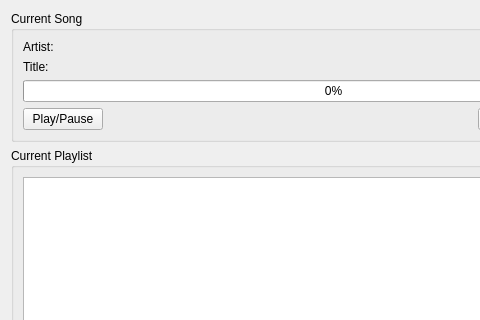
First picture: the form in src/plugins/music-phonon/currentlyplaying.ui, repository rvanderbijl/ology, before the edit; both pictures show x 0 to 480 and y 0 to 320 of the 667 by 483 pixel window.
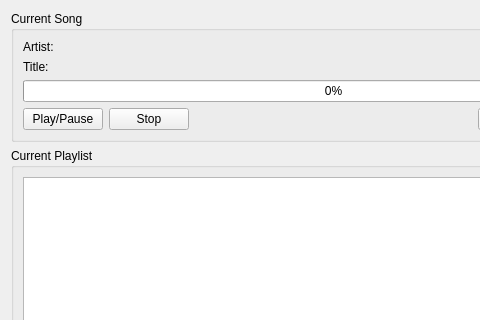
Second picture: the form after the edit.

What changed in the file:
```diff
--- a/src/plugins/music-phonon/currentlyplaying.ui
+++ b/src/plugins/music-phonon/currentlyplaying.ui
@@ -62,6 +62,13 @@
           </property>
          </widget>
         </item>
+        <item>
+         <widget class="QPushButton" name="stopPushButton">
+          <property name="text">
+           <string>Stop</string>
+          </property>
+         </widget>
+        </item>
         <item>
          <spacer name="horizontalSpacer">
           <property name="orientation">
```
